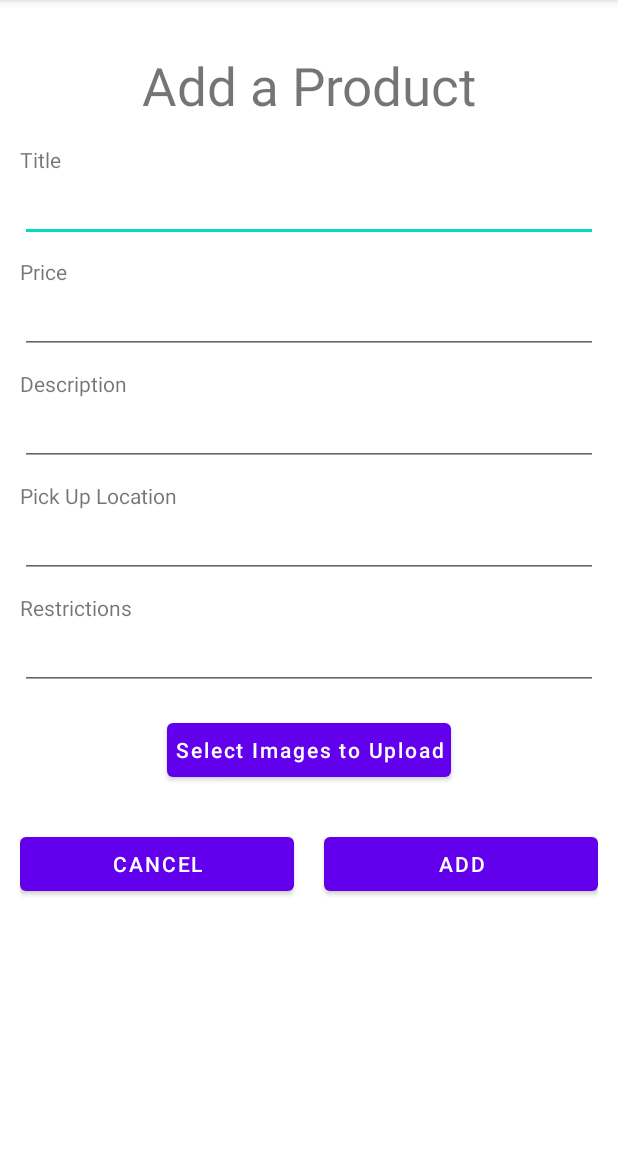
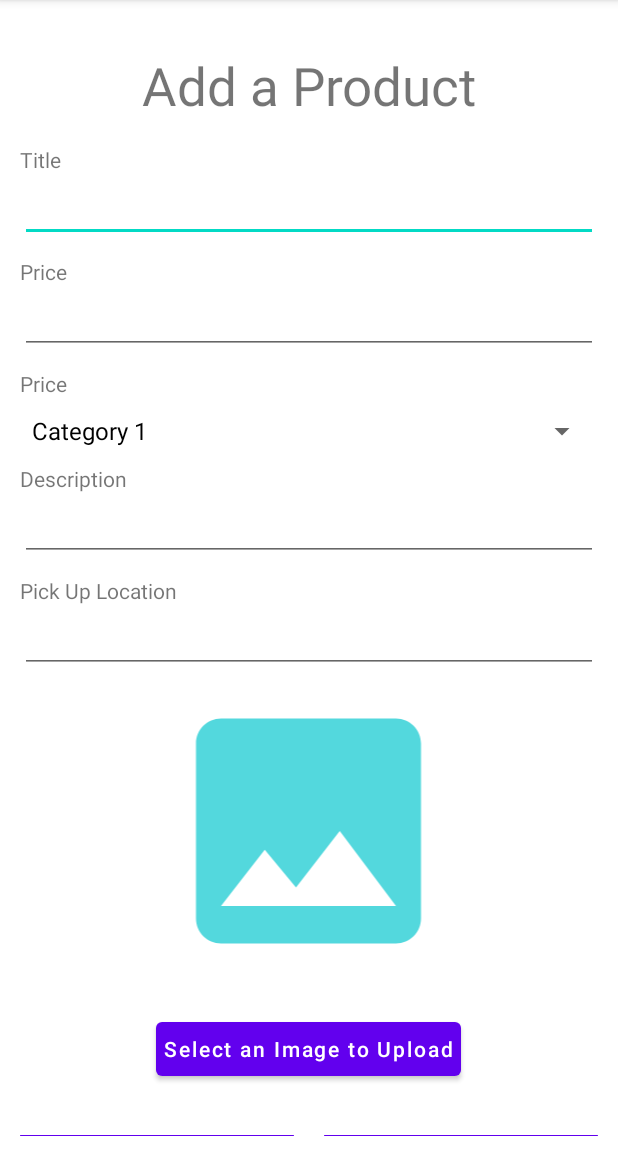
Before and after one commit to CMPT362-Useify/Useify-Marketplace, an Android app: the screen it shows after launch (AddProductActivity before the commit, AddEditProductActivity after it), after a tap on "ADD PRODUCT", on a phone screen of 412 x 824 dp, the part 84-1236 px from its top. Run offline under Robolectric (Android 15) with nearby library versions, the phone set to English and light mode, and no system bars; our stand-ins replace Firebase (no records; nobody signed in at launch, a user with empty details on screens opened directly); 2 statements that could not run were skipped.

Commit message:
add product image uploads

```diff
--- a/app/src/main/java/com/sfu/useify/MainActivity.kt
+++ b/app/src/main/java/com/sfu/useify/MainActivity.kt
@@ -7,7 +7,7 @@ import android.view.View
 import androidx.appcompat.app.AppCompatActivity
 import com.sfu.useify.resetPages.GeneralSettings
 import com.sfu.useify.resetPages.ResetPassword
-import com.sfu.useify.ui.addProduct.AddProductActivity
+import com.sfu.useify.ui.addProduct.AddEditProductActivity
 import com.sfu.useify.ui.addProduct.MyProducts
 import com.sfu.useify.ui.browse.BrowseActivity
 import com.sfu.useify.ui.categories.SearchCategoriesActivity
@@ -54,7 +54,7 @@ class MainActivity : AppCompatActivity() {
     }
 
     fun onAddProductClicked(view : View){
-        val newScreen = Intent(this, AddProductActivity::class.java)
+        val newScreen = Intent(this, AddEditProductActivity::class.java)
         startActivity(newScreen)
     }
 
--- /dev/null
+++ b/app/src/main/java/com/sfu/useify/ui/addProduct/AddEditProductActivity.kt
@@ -0,0 +1,166 @@
+package com.sfu.useify.ui.addProduct
+
+import android.app.Activity
+import android.app.AlertDialog
+import android.content.Intent
+import android.net.Uri
+import android.os.Bundle
+import android.provider.MediaStore
+import android.view.View
+import android.widget.EditText
+import android.widget.ImageView
+import android.widget.Spinner
+import android.widget.Toast
+import androidx.activity.result.ActivityResult
+import androidx.activity.result.ActivityResultLauncher
+import androidx.activity.result.contract.ActivityResultContracts
+import androidx.appcompat.app.AppCompatActivity
+import androidx.core.content.FileProvider
+import com.sfu.useify.MainActivity
+import com.sfu.useify.R
+import com.sfu.useify.Util
+import com.sfu.useify.database.productsViewModel
+import com.sfu.useify.models.Product
+import java.io.File
+
+class AddEditProductActivity : AppCompatActivity() {
+
+    // editText fields
+    private lateinit var titleET: EditText
+    private lateinit var priceET: EditText
+    private lateinit var descriptionET: EditText
+    private lateinit var pickUpLoctionET: EditText
+    private lateinit var categorySelect: Spinner
+
+    // TODO: get images and seller ID
+    private var sellerID = "0"
+    private var pickupLat = 0.0
+    private var pickupLong = 0.0
+
+    //product image
+    private var imgUrl = ""
+    private lateinit var profileImgOptions: Array<String>
+    private lateinit var cameraResult: ActivityResultLauncher<Intent>
+    private lateinit var galleryResult: ActivityResultLauncher<Intent>
+    private lateinit var mImageView: ImageView
+    private lateinit var mTempImgUri: Uri
+    private val mTempImgName = "my_temp_img.jpg"
+    private val mProductName = "my_profile.jpg"
+    private lateinit var mProductImgUri: Uri
+
+    // Models
+    val productsViewModel = productsViewModel();
+
+    override fun onCreate(savedInstanceState: Bundle?) {
+        super.onCreate(savedInstanceState)
+        setContentView(R.layout.activity_add_product)
+
+        //get products input fields
+        initializeFields()
+
+        // Photo widget setup
+        productImgSetUp(savedInstanceState)
+
+
+    }
+
+    private fun initializeFields() {
+        titleET = findViewById(R.id.productTitleEt)
+        priceET = findViewById(R.id.productPriceEt)
+        descriptionET = findViewById(R.id.productDescEt)
+        pickUpLoctionET = findViewById(R.id.productLocationEt)
+        categorySelect = findViewById(R.id.categorySpinner)
+        mImageView = findViewById(R.id.productImgIv)
+    }
+
+    private fun setPrpductImg(imgName: String, imgUri: Uri) {
+        if (File(getExternalFilesDir(null), imgName).exists()) {
+            val bitmap = Util.getBitmap(this, imgUri)
+            mImageView.setImageBitmap(bitmap)
+        }
+    }
+
+    private fun productImgSetUp(savedInstanceState: Bundle?) {
+        // Credit to Professor Xing-Dong Yang: https://www.sfu.ca/~xingdong/Teaching/CMPT362/lecture14/lecture14.html
+        Util.checkPermissions(this)
+        val tempImgFile = File(getExternalFilesDir(null), mTempImgName)
+        mTempImgUri = FileProvider.getUriForFile(this, "com.sfu.useify", tempImgFile)
+        val profileImgFile = File(getExternalFilesDir(null), mProductName)
+        mProductImgUri = FileProvider.getUriForFile(this, "com.sfu.useify", profileImgFile)
+        if (savedInstanceState != null)
+            setPrpductImg(mTempImgName, mTempImgUri)
+
+        cameraResult = registerForActivityResult(
+            ActivityResultContracts.StartActivityForResult()
+        ) { result: ActivityResult ->
+            if (result.resultCode == Activity.RESULT_OK) {
+                setPrpductImg(mTempImgName, mTempImgUri)
+            }
+        }
+
+        galleryResult = registerForActivityResult(
+            ActivityResultContracts.StartActivityForResult()
+        ) { result: ActivityResult ->
+            if (result.resultCode == Activity.RESULT_OK) {
+                val intentData = result.data
+                val uri = intentData?.data!!
+                Util.saveBitmapIntoDevice(this, mTempImgName, uri)
+                setPrpductImg(mTempImgName, mTempImgUri)
+            }
+        }
+        // end photo widget setup
+    }
+
+    fun onChangeProductImgClicked(view: View) {
+        profileImgOptions = arrayOf("Take From Camera", "Select from Gallery")
+        var intent: Intent
+
+        val builder = AlertDialog.Builder(this)
+        builder.setTitle("Pick Product Image")
+        builder.setItems(profileImgOptions)
+        { dialog, which ->
+            if (profileImgOptions[which].equals("Take From Camera")) {
+                intent = Intent(MediaStore.ACTION_IMAGE_CAPTURE)
+                intent.putExtra(MediaStore.EXTRA_OUTPUT, mTempImgUri)
+                cameraResult.launch(intent)
+            } else {
+                intent =
+                    Intent(Intent.ACTION_PICK, MediaStore.Images.Media.EXTERNAL_CONTENT_URI)
+                galleryResult.launch(intent)
+            }
+        }
+        val profileImgPickerDlialog = builder.create()
+        profileImgPickerDlialog.show()
+    }
+
+    fun onAddNewProductClicked(view: View) {
+
+        val bitmap = Util.getBitmap(this, mProductImgUri)
+        Toast.makeText(this, "product img " + mProductImgUri, Toast.LENGTH_LONG).show()
+
+        val newProduct = Product(
+            titleET.text.toString(),
+            priceET.text.toString().toDouble(),
+            imgUrl,
+            descriptionET.text.toString(),
+            sellerID,
+            categorySelect.selectedItem.toString(),
+            pickupLat,
+            pickupLong
+        )
+        productsViewModel.addProductWithPhoto(newProduct, bitmap)
+//        productsViewModel.addProduct(newProduct)
+
+        Toast.makeText(this, "new product added", Toast.LENGTH_LONG).show()
+
+        // back to main page
+        val intent = Intent(applicationContext, MainActivity::class.java)
+        startActivity(intent)
+
+    }
+
+    fun onCancelProductClicked(view: View) {
+        Util.deleteImg(this, mTempImgName)
+        finish()
+    }
+}
--- a/app/src/main/java/com/sfu/useify/ui/addProduct/AddProductActivity.kt
+++ /dev/null
@@ -1,70 +0,0 @@
-package com.sfu.useify.ui.addProduct
-
-import android.content.Intent
-import android.os.Bundle
-import android.view.View
-import android.widget.EditText
-import android.widget.Toast
-import androidx.appcompat.app.AppCompatActivity
-import androidx.lifecycle.MutableLiveData
-import com.sfu.useify.MainActivity
-import com.sfu.useify.R
-import com.sfu.useify.database.productsViewModel
-import com.sfu.useify.models.Product
-
-class AddProductActivity : AppCompatActivity() {
-
-    // editText fields
-    private lateinit var titleET: EditText
-    private lateinit var priceET: EditText
-    private lateinit var descriptionET: EditText
-    private lateinit var pickUpLoctionET: EditText
-    private lateinit var restrictionET: EditText
-
-    // TODO: get images and seller ID
-    private var imgUrl = "img.jpg"
-    private var sellerID = "0"
-
-    val productsViewModel = productsViewModel();
-
-    override fun onCreate(savedInstanceState: Bundle?) {
-        super.onCreate(savedInstanceState)
-        setContentView(R.layout.activity_add_product)
-
-
-        //get products input fields
-        titleET = findViewById(R.id.productTitleEt)
-        priceET = findViewById(R.id.productPriceEt)
-        descriptionET = findViewById(R.id.productDescEt)
-        pickUpLoctionET = findViewById(R.id.productLocationEt)
-        restrictionET = findViewById(R.id.productRestrictionsEt)
-
-        val productsList: MutableLiveData<List<Product>> = productsViewModel.getAllProducts()
-        productsList.observe(this, {
-            println("debug: product " + it)
-        })
-
-
-    }
-
-    fun onAddNewProductClicked(view: View) {
-
-        // TODO: add some validation(empty,data type) before insert
-
-        val newProduct = Product(
-            titleET.text.toString(),
-            priceET.text.toString().toDouble(),
-            imgUrl,
-            descriptionET.text.toString(),
-            sellerID
-        )
-        productsViewModel.addProduct(newProduct)
-
-        Toast.makeText(this, "new product added", Toast.LENGTH_LONG).show()
-
-        // back to main page
-        val intent =  Intent(applicationContext, MainActivity::class.java)
-        startActivity(intent)
-
-    }
-}
--- /dev/null
+++ b/app/src/main/res/drawable/ic_baseline_image_500.xml
@@ -0,0 +1,5 @@
+<vector android:height="500dp" android:tint="#53D8DD"
+    android:viewportHeight="24" android:viewportWidth="24"
+    android:width="500dp" xmlns:android="http://schemas.android.com/apk/res/android">
+    <path android:fillColor="@android:color/white" android:pathData="M21,19V5c0,-1.1 -0.9,-2 -2,-2H5c-1.1,0 -2,0.9 -2,2v14c0,1.1 0.9,2 2,2h14c1.1,0 2,-0.9 2,-2zM8.5,13.5l2.5,3.01L14.5,12l4.5,6H5l3.5,-4.5z"/>
+</vector>
--- a/app/src/main/res/layout/activity_add_product.xml
+++ b/app/src/main/res/layout/activity_add_product.xml
@@ -5,7 +5,7 @@
     android:layout_height="match_parent"
     android:orientation="vertical"
     android:padding="5dp"
-    tools:context=".ui.addProduct.AddProductActivity">
+    tools:context=".ui.addProduct.AddEditProductActivity">
 
     <TextView
         android:id="@+id/addProductTv"
@@ -43,7 +43,6 @@
             android:layout_width="match_parent"
             android:layout_height="wrap_content"
             android:layout_marginTop="10dp"
-
             android:text="Price" />
 
         <EditText
@@ -53,6 +52,22 @@
             android:ems="25"
             android:inputType="numberDecimal"
             tools:ignore="TouchTargetSizeCheck,SpeakableTextPresentCheck" />
+
+        <TextView
+            android:id="@+id/productCategoryTv"
+            android:layout_width="match_parent"
+            android:layout_height="wrap_content"
+            android:layout_marginTop="10dp"
+            android:text="Price" />
+
+        <Spinner
+            android:id="@+id/categorySpinner"
+            android:layout_width="match_parent"
+            android:layout_height="wrap_content"
+            android:layout_marginTop="10dp"
+            android:entries="@array/categories_spinner_entries"
+            android:focusable="false"
+            android:textSize="15dp"></Spinner>
 
         <TextView
             android:id="@+id/productDescTv"
@@ -70,7 +85,6 @@
             android:inputType="text"
             tools:ignore="TouchTargetSizeCheck,SpeakableTextPresentCheck" />
 
-
         <TextView
             android:id="@+id/productLocationTv"
             android:layout_width="match_parent"
@@ -86,21 +100,14 @@
             android:inputType="text"
             tools:ignore="TouchTargetSizeCheck,SpeakableTextPresentCheck" />
 
-        <TextView
-            android:id="@+id/productRestrictionsTv"
-            android:layout_width="match_parent"
-            android:layout_height="wrap_content"
-            android:layout_marginTop="10dp"
 
-            android:text="Restrictions" />
-
-        <EditText
-            android:id="@+id/productRestrictionsEt"
-            android:layout_width="match_parent"
-            android:layout_height="wrap_content"
-            android:ems="50"
-            android:inputType="text"
-            tools:ignore="TouchTargetSizeCheck,SpeakableTextPresentCheck" />
+        <ImageView
+            android:id="@+id/productImgIv"
+            android:layout_width="250dp"
+            android:layout_height="200dp"
+            android:layout_gravity="center_horizontal"
+            android:src="@drawable/ic_baseline_image_500"
+            android:layout_margin="5dp"></ImageView>
 
         <Button
             android:id="@+id/btnUpload"
@@ -109,7 +116,8 @@
             android:layout_marginTop="16dp"
             android:padding="5dp"
             android:layout_gravity="center_horizontal"
-            android:text="Select Images to Upload"
+            android:text="Select an Image to Upload"
+            android:onClick="onChangeProductImgClicked"
             android:textAllCaps="false"
             android:textColor="#FFFFFF" />
 
@@ -130,6 +138,7 @@
             android:layout_height="wrap_content"
             android:layout_marginRight="10dp"
             android:layout_weight="1"
+            android:onClick="onCancelProductClicked"
             android:text="Cancel" />
 
         <Button
--- /dev/null
+++ b/app/src/main/res/values/arrays.xml
@@ -0,0 +1,10 @@
+<?xml version="1.0" encoding="utf-8"?>
+<resources>
+    <string-array name="categories_spinner_entries" >
+        <item>Category 1</item>
+        <item>Category 2</item>
+        <item>Category 3</item>
+        <item>Category 4</item>
+        <item>Category 5</item>
+    </string-array>
+</resources>
```
Also changed, not shown: app/src/main/AndroidManifest.xml (+7 -2 lines), app/src/main/java/com/sfu/useify/Util.kt (+24 -0 lines), app/src/main/java/com/sfu/useify/ui/addProduct/MyProducts.kt (+28 -4 lines).
